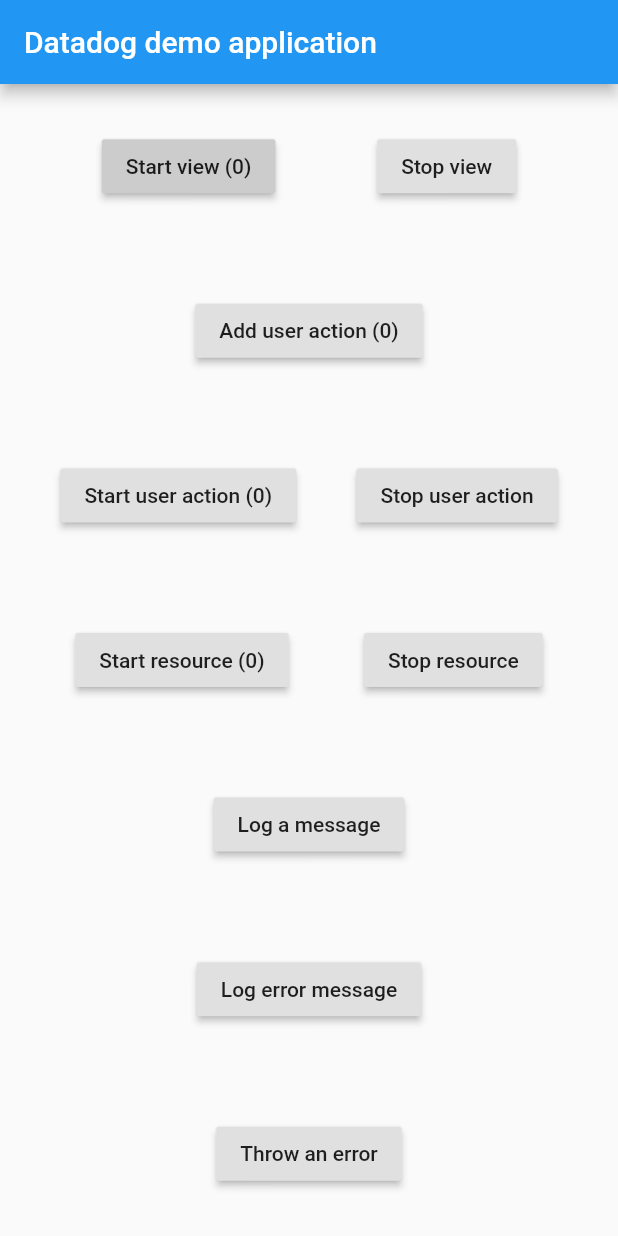
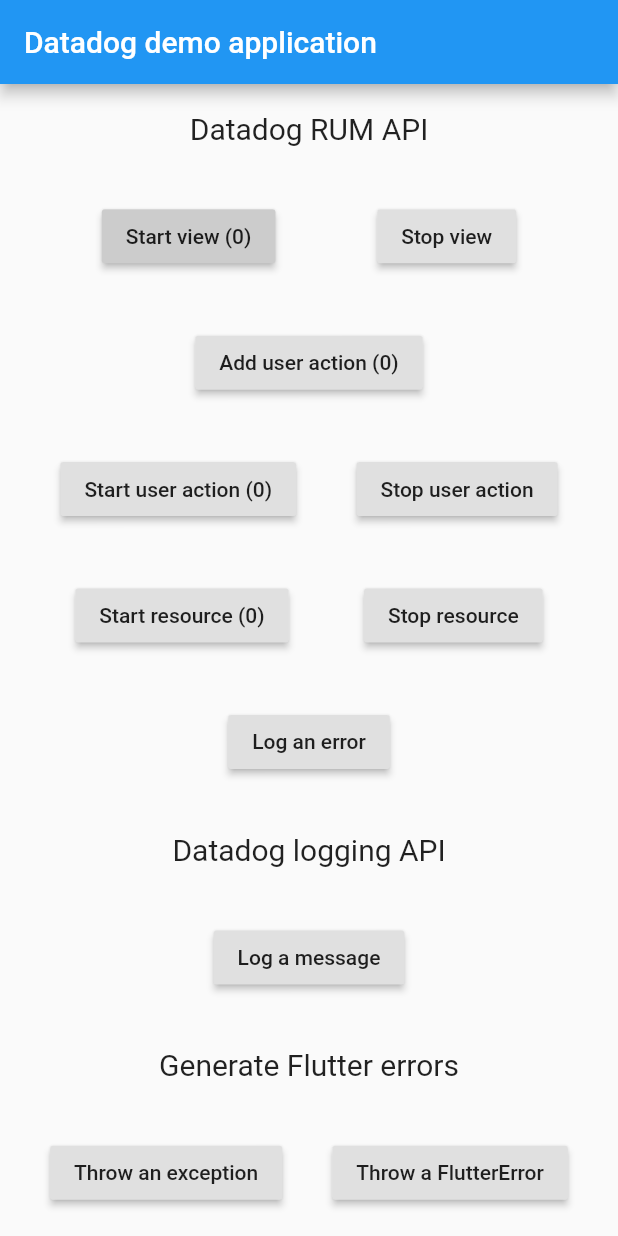
Before and after one commit to saltpay/salt-datadog-flutter, a Flutter app: the screen it shows after launch, after a tap on "Log a message", on a phone screen of 412 x 824 dp. Run offline on Flutter 3.47's test engine with Material 2 defaults, Android fonts, the phone set to English and light mode, and no system bars.

Commit message:
Add more scenarios to demo epplication

```diff
--- a/example/lib/main.dart
+++ b/example/lib/main.dart
@@ -1,21 +1,29 @@
 import 'dart:async';
+import 'dart:io';
 import 'dart:math';
 
 import 'package:flutter/material.dart';
-import 'package:flutter/services.dart';
 import 'package:salt_datadog/salt_datadog.dart';
 
 void main() {
-  FlutterError.onError = (errorDetails) async {
-    print(errorDetails.exceptionAsString());
-    print(errorDetails.stack);
-    await SaltDatadog.logError(errorDetails);
+  FlutterError.onError = (FlutterErrorDetails errorDetails) async {
+    final message = errorDetails.toString();
+    print(message);
+    await SaltDatadog.startView(viewName: 'FLUTTER_ERROR');
+    await SaltDatadog.logError(message);
+    await SaltDatadog.stopView();
+    await SaltDatadog.log(message);
   };
 
   runZoned(() {
     runApp(MyApp());
-  }, onError: (e, stackTrace) {
-    print('[$e] [$stackTrace]');
+  }, onError: (e, stackTrace) async {
+    final message = 'runZoned onError(): exception: [$e], stack: [$stackTrace]';
+    print(message);
+    await SaltDatadog.log(message);
+    await SaltDatadog.startView(viewName: 'ZONED_ERROR');
+    await SaltDatadog.logError(message);
+    await SaltDatadog.stopView();
   });
 }
 
@@ -26,31 +34,9 @@ class MyApp extends StatefulWidget {
   _MyAppState createState() => _MyAppState();
 }
 
-class DatadogNavigatorObserver extends NavigatorObserver {
-  @override
-  void didPush(Route<dynamic> route, Route<dynamic> previousRoute) {
-    // SaltDatadog.stopView(viewKey: previousRoute?.settings?.name);
-    // SaltDatadog.startView(viewKey: route?.settings?.name);
-    // log('didPush route=${route?.settings?.name} previousRoute=${previousRoute?.settings?.name}');
-  }
-}
-
 class _MyAppState extends State<MyApp> {
-  String _platformVersion = 'Unknown';
   int viewNumber = 0;
   bool viewStarted = false;
-
-  @override
-  void dispose() {
-    print('dispose');
-    // SaltDatadog.stopView(viewKey: '/home');
-    super.dispose();
-  }
-
-  @override
-  void didChangeDependencies() {
-    super.didChangeDependencies();
-  }
 
   @override
   void initState() {
@@ -59,19 +45,8 @@ class _MyAppState extends State<MyApp> {
   }
 
   Future<void> initPlatformState() async {
-    String platformVersion;
-    try {
     final result = await SaltDatadog.init();
-      print('init: ${result.toString()}');
-    } on PlatformException {
-      platformVersion = 'Failed to get platform version.';
-    }
-
-    if (!mounted) return;
-
-    setState(() {
-      _platformVersion = platformVersion;
-    });
+    print('init datadog: ${result.toString()}');
   }
 
   random(List<dynamic> list) {
@@ -82,7 +57,6 @@ class _MyAppState extends State<MyApp> {
   Widget build(BuildContext context) {
     final now = () => DateTime.now().toIso8601String();
     return MaterialApp(
-      // navigatorObservers: [DatadogNavigatorObserver()],
       home: Scaffold(
         appBar: AppBar(
           title: const Text('Datadog demo application'),
@@ -91,6 +65,7 @@ class _MyAppState extends State<MyApp> {
           child: Column(
             mainAxisAlignment: MainAxisAlignment.spaceAround,
             children: [
+              Text('Datadog RUM API', style: TextStyle(fontSize: 20)),
               Row(
                 mainAxisAlignment: MainAxisAlignment.spaceEvenly,
                 children: [
@@ -184,32 +159,46 @@ class _MyAppState extends State<MyApp> {
               ),
               RaisedButton(
                 onPressed: () async {
+                  await SaltDatadog.logError(
+                    'I am an error log message from view $viewNumber at ${now()}',
+                  );
+                },
+                child: Text('Log an error'),
+              ),
+              Text('Datadog logging API', style: TextStyle(fontSize: 20)),
+              RaisedButton(
+                onPressed: () async {
                   await SaltDatadog.log(
                     'I am a log message from view $viewNumber at ${now()}',
                   );
                 },
                 child: Text('Log a message'),
               ),
+              Text('Generate Flutter errors', style: TextStyle(fontSize: 20)),
+              Row(
+                mainAxisAlignment: MainAxisAlignment.spaceEvenly,
+                children: [
                   RaisedButton(
-                onPressed: () async {
-                  await SaltDatadog.logErrorMessage(
-                    'I am an error log message from view $viewNumber at ${now()}',
-                  );
+                    onPressed: () {
+                      throw Exception('I am a dummy exception');
                     },
-                child: Text('Log error message'),
+                    child: Text('Throw an exception'),
                   ),
                   RaisedButton(
                     onPressed: () {
-                  throw Exception('I am a dummy exception');
-                  // FlutterError.reportError(
-                  //   FlutterErrorDetails(
-                  //     exception: SocketException('This is a socket exception'),
-                  //     library: 'main.dart',
-                  //     context: ErrorSummary('Artificial error'),
-                  //   ),
-                  // );
+                      FlutterError.reportError(
+                        FlutterErrorDetails(
+                          exception: SocketException(
+                            'This is a socket exception raised via FlutterError',
+                          ),
+                          stack: StackTrace.current,
+                          context: ErrorSummary('Artificial error'),
+                        ),
+                      );
                     },
-                child: Text('Throw an error'),
+                    child: Text('Throw a FlutterError'),
+                  ),
+                ],
               ),
             ],
           ),
@@ -218,39 +207,3 @@ class _MyAppState extends State<MyApp> {
     );
   }
 }
-
-class Page1 extends StatelessWidget {
-  @override
-  Widget build(BuildContext context) {
-    return Container(
-      child: FlatButton(
-        child: Text('Page2'),
-        onPressed: () {
-          Navigator.of(context).push(
-            MaterialPageRoute(
-              builder: (context) => Page2(),
-            ),
-          );
-        },
-      ),
-    );
-  }
-}
-
-class Page2 extends StatefulWidget {
-  @override
-  _Page2State createState() => _Page2State();
-}
-
-class _Page2State extends State<Page2> {
-  final routeName = '/home';
-
-  @override
-  Widget build(BuildContext context) {
-    return Scaffold(
-      body: Container(
-        child: Text('Page2'),
-      ),
-    );
-  }
-}
```
Lines whose indentation alone changed are shown as unchanged.
